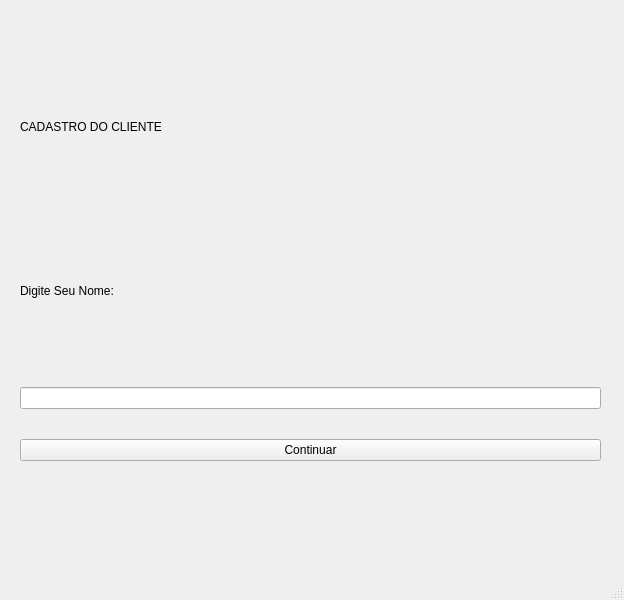
First picture: the form in mainwindow.ui, repository JaianeEvilasio/Barzinho_C-, before the edit.
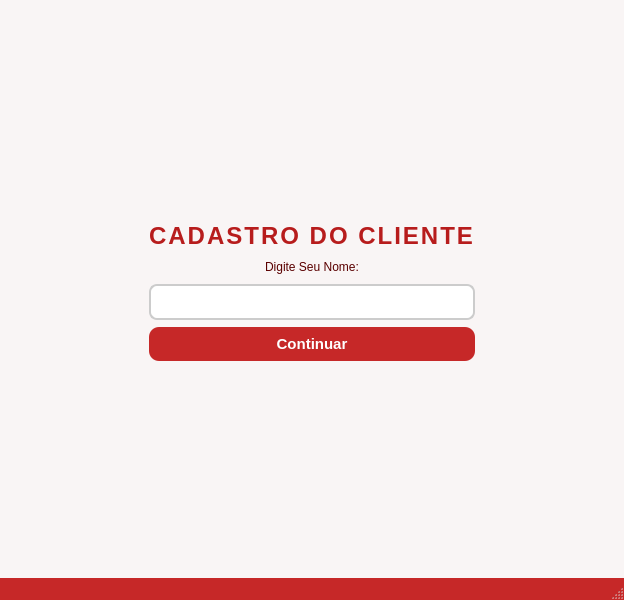
Second picture: the form after the edit.

Commit message: estilizando a tela do cadastro

What changed in the file:
```diff
--- a/mainwindow.ui
+++ b/mainwindow.ui
@@ -13,58 +13,171 @@
   <property name="windowTitle">
    <string>MainWindow</string>
   </property>
+  <property name="styleSheet">
+   <string notr="true">QMainWindow {
+background-color: rgb(249, 245, 245);
+}
+
+QLabel {
+font: 14pt &quot;Segoe UI&quot;;
+color: rgb(90, 0, 0);
+}
+
+QPushButton {
+background-color: rgb(198, 40, 40);
+color: white;
+border-radius: 10px;
+padding: 8px 16px;
+font-weight: bold;
+font-size: 15px;
+border: none;
+}
+
+QPushButton:hover {
+background-color: rgb(183, 28, 28);
+}
+
+QPushButton:pressed {
+background-color: rgb(142, 0, 0);
+}
+
+QLineEdit {
+border: 2px solid #ccc;
+border-radius: 8px;
+padding: 6px 8px;
+font-size: 15px;
+background-color: white;
+}
+
+QLineEdit:focus {
+border: 2px solid rgb(229, 57, 53);
+}
+
+QStatusBar {
+background-color: rgb(198, 40, 40);
+color: white;
+font-weight: bold;
+}</string>
+  </property>
   <widget class="QWidget" name="centralwidget">
-   <widget class="QWidget" name="verticalLayoutWidget">
-    <property name="geometry">
-     <rect>
-      <x>0</x>
-      <y>0</y>
-      <width>621</width>
-      <height>491</height>
-     </rect>
-    </property>
-    <layout class="QVBoxLayout" name="verticalLayout">
-     <property name="spacing">
-      <number>30</number>
-     </property>
+   <layout class="QHBoxLayout" name="horizontalLayout">
+    <item>
+     <layout class="QGridLayout" name="gridLayout">
      <property name="leftMargin">
-      <number>20</number>
+       <number>10</number>
      </property>
      <property name="topMargin">
-      <number>60</number>
+       <number>20</number>
      </property>
      <property name="rightMargin">
-      <number>20</number>
+       <number>10</number>
      </property>
      <property name="bottomMargin">
-      <number>30</number>
-     </property>
-     <item>
+       <number>15</number>
+      </property>
+      <property name="verticalSpacing">
+       <number>7</number>
+      </property>
+      <item row="3" column="0">
+       <spacer name="horizontalSpacer">
+        <property name="orientation">
+         <enum>Qt::Orientation::Horizontal</enum>
+        </property>
+        <property name="sizeHint" stdset="0">
+         <size>
+          <width>40</width>
+          <height>20</height>
+         </size>
+        </property>
+       </spacer>
+      </item>
+      <item row="1" column="1">
       <widget class="QLabel" name="label">
+        <property name="layoutDirection">
+         <enum>Qt::LayoutDirection::LeftToRight</enum>
+        </property>
+        <property name="styleSheet">
+         <string notr="true">font-size: 24px;
+font-weight: bold;
+color: rgb(183, 28, 28);
+letter-spacing: 2px;</string>
+        </property>
        <property name="text">
         <string>CADASTRO DO CLIENTE</string>
        </property>
-      </widget>
-     </item>
-     <item>
-      <widget class="QLabel" name="label_2">
-       <property name="text">
-        <string>Digite Seu Nome:</string>
-       </property>
-      </widget>
-     </item>
-     <item>
+        <property name="alignment">
+         <set>Qt::AlignmentFlag::AlignCenter</set>
+        </property>
+       </widget>
+      </item>
+      <item row="0" column="1">
+       <spacer name="verticalSpacer">
+        <property name="orientation">
+         <enum>Qt::Orientation::Vertical</enum>
+        </property>
+        <property name="sizeHint" stdset="0">
+         <size>
+          <width>20</width>
+          <height>40</height>
+         </size>
+        </property>
+       </spacer>
+      </item>
+      <item row="2" column="1">
+       <layout class="QHBoxLayout" name="horizontalLayout_4"/>
+      </item>
+      <item row="9" column="1">
+       <spacer name="verticalSpacer_2">
+        <property name="orientation">
+         <enum>Qt::Orientation::Vertical</enum>
+        </property>
+        <property name="sizeHint" stdset="0">
+         <size>
+          <width>20</width>
+          <height>40</height>
+         </size>
+        </property>
+       </spacer>
+      </item>
+      <item row="4" column="1">
       <widget class="QLineEdit" name="lineEditNome"/>
      </item>
-     <item>
+      <item row="8" column="1">
       <widget class="QPushButton" name="pushButtonTeste">
        <property name="text">
         <string>Continuar</string>
        </property>
       </widget>
      </item>
-    </layout>
-   </widget>
+      <item row="3" column="1">
+       <widget class="QLabel" name="label_2">
+        <property name="layoutDirection">
+         <enum>Qt::LayoutDirection::LeftToRight</enum>
+        </property>
+        <property name="text">
+         <string>Digite Seu Nome:</string>
+        </property>
+        <property name="alignment">
+         <set>Qt::AlignmentFlag::AlignCenter</set>
+        </property>
+       </widget>
+      </item>
+      <item row="3" column="2">
+       <spacer name="horizontalSpacer_2">
+        <property name="orientation">
+         <enum>Qt::Orientation::Horizontal</enum>
+        </property>
+        <property name="sizeHint" stdset="0">
+         <size>
+          <width>40</width>
+          <height>20</height>
+         </size>
+        </property>
+       </spacer>
+      </item>
+     </layout>
+    </item>
+   </layout>
   </widget>
   <widget class="QMenuBar" name="menubar">
    <property name="geometry">
```
Lines whose indentation alone changed are shown as unchanged. The commit also changes 2 other files.
